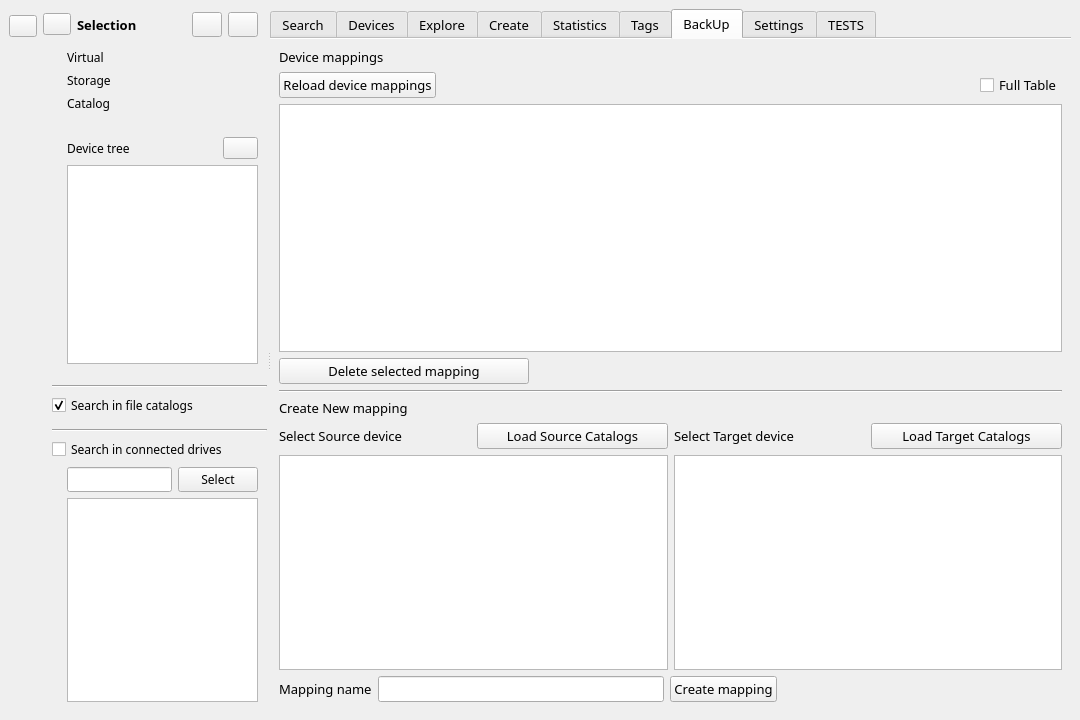
This is src/mainwindow.ui in StephaneCouturier/Katalog as Qt 5 draws it before an edit. The edited form follows.
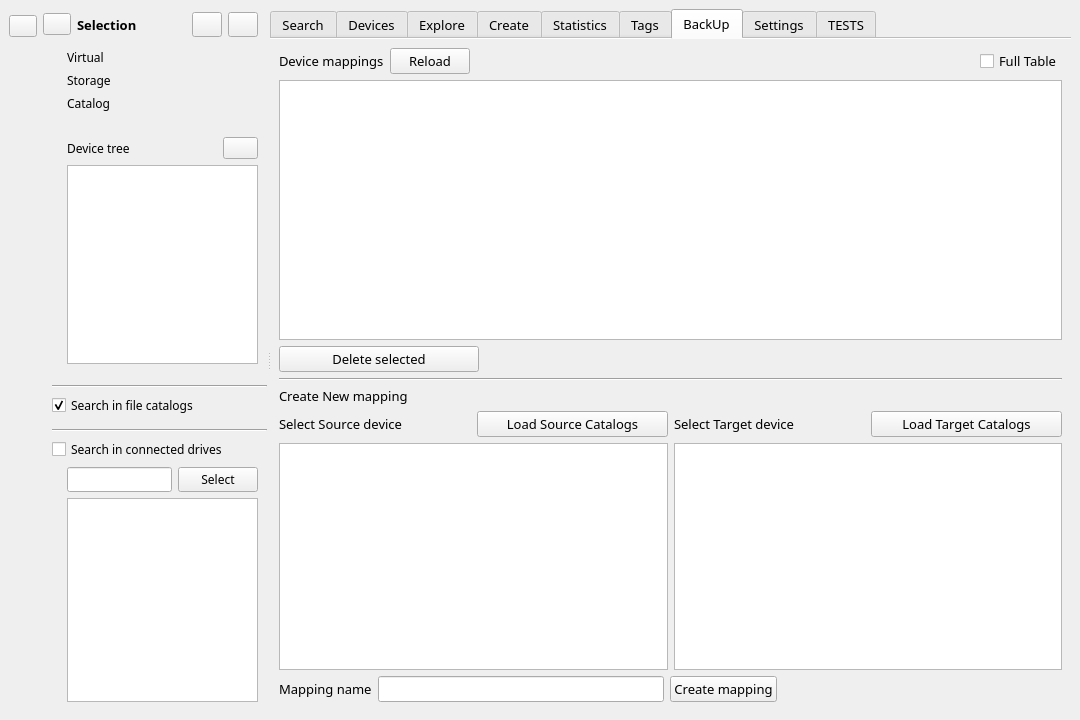
This is the edited form. The open tabs and pages were chosen to show the change. Icons and pictures are not drawn. Custom widgets are drawn as their Qt base class.

Diff of the .ui file:
```diff
--- a/src/mainwindow.ui
+++ b/src/mainwindow.ui
@@ -7328,12 +7328,12 @@
              <widget class="QPushButton" name="BackUp_pushButton_DeleteSelectedMapping">
               <property name="maximumSize">
                <size>
-                <width>250</width>
+                <width>200</width>
                 <height>16777215</height>
                </size>
               </property>
               <property name="text">
-               <string>Delete selected mapping</string>
+               <string>Delete selected</string>
               </property>
               <property name="icon">
                <iconset theme="QIcon::ThemeIcon::EditDelete"/>
@@ -7440,6 +7440,13 @@
             </item>
             <item row="1" column="0">
              <layout class="QHBoxLayout" name="horizontalLayout">
+              <item>
+               <widget class="QLabel" name="BackUp_label_CurrentMappings">
+                <property name="text">
+                 <string>Device mappings</string>
+                </property>
+               </widget>
+              </item>
               <item>
                <widget class="QPushButton" name="BackUp_pushButton_ReloadDeviceMappings">
                 <property name="maximumSize">
@@ -7449,7 +7456,7 @@
                  </size>
                 </property>
                 <property name="text">
-                 <string>Reload device mappings</string>
+                 <string>Reload</string>
                 </property>
                 <property name="icon">
                  <iconset theme="view-refresh"/>
@@ -7478,13 +7485,6 @@
               </item>
              </layout>
             </item>
-            <item row="0" column="0">
-             <widget class="QLabel" name="BackUp_label_CurrentMappings">
-              <property name="text">
-               <string>Device mappings</string>
-              </property>
-             </widget>
-            </item>
             <item row="3" column="0">
              <widget class="QTableView" name="BackUp_tableView_CurrentMappings">
               <property name="lineWidth">
```
Left out of the diff: 3 changed lines with no effect on the pictures.
